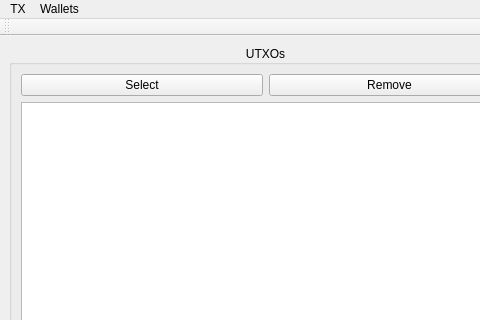
Qt form ui/mainwindow.ui (gbizzotto/ourWallet) before a commit; both pictures show x 0 to 480 and y 0 to 320 of the 1050 by 885 pixel window.
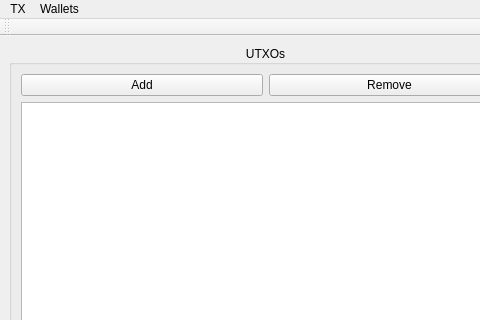
The same form after that commit.

Commit message: Better utxo-add UI; More code moved to transaction.

```diff
--- a/ui/mainwindow.ui
+++ b/ui/mainwindow.ui
@@ -33,7 +33,7 @@
              <item>
               <widget class="QPushButton" name="selectUTXOsPushButton">
                <property name="text">
-                <string>Select</string>
+                <string>Add</string>
                </property>
               </widget>
              </item>
```
Left out of the diff: 6 changed lines with no effect on the pictures. The commit also changes 5 other files.
